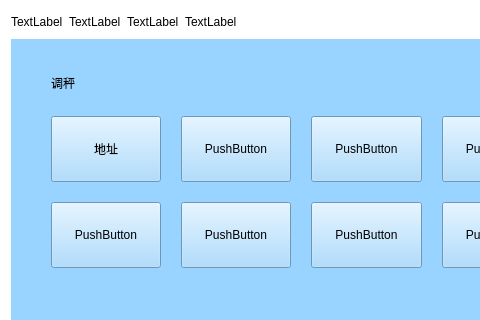
Old version of the form WeighSensor/tiaochen.ui in the repository xsw258x2s5w8/WeightSensor; both pictures show x 0 to 480 and y 0 to 320 of the 648 by 482 pixel window.
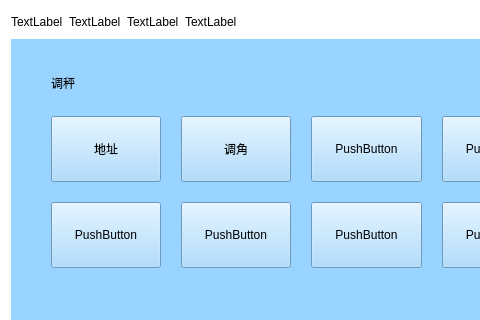
New version of the form.

Diff of the .ui file:
```diff
--- a/WeighSensor/tiaochen.ui
+++ b/WeighSensor/tiaochen.ui
@@ -131,7 +131,7 @@
           </size>
          </property>
          <property name="text">
-          <string>PushButton</string>
+          <string>调角</string>
          </property>
         </widget>
        </item>
```
Left out of the diff: 2 changed lines with no effect on the pictures.
